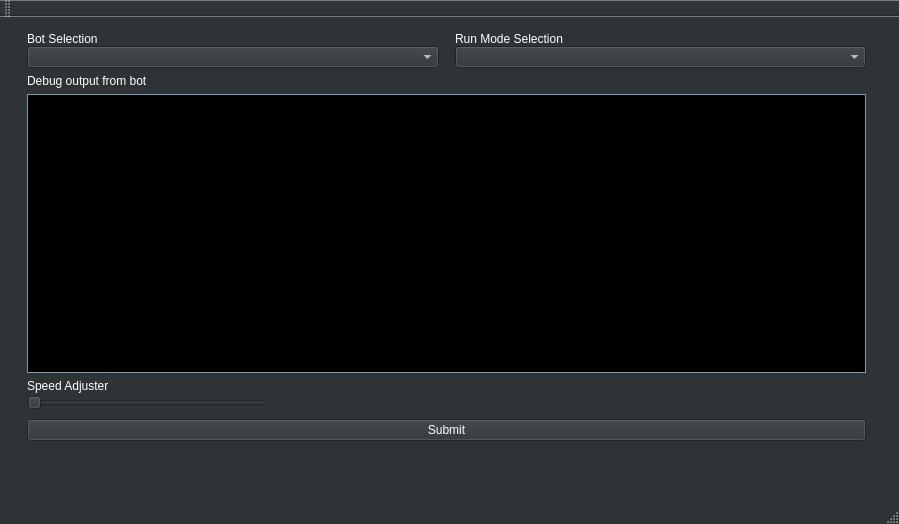
Before: the Qt Designer form modules/UserInterface/mainwindow.ui in YCP-Swarm-Robotics-Capstone-2020-2021/SRCSim, drawn with Qt 5.
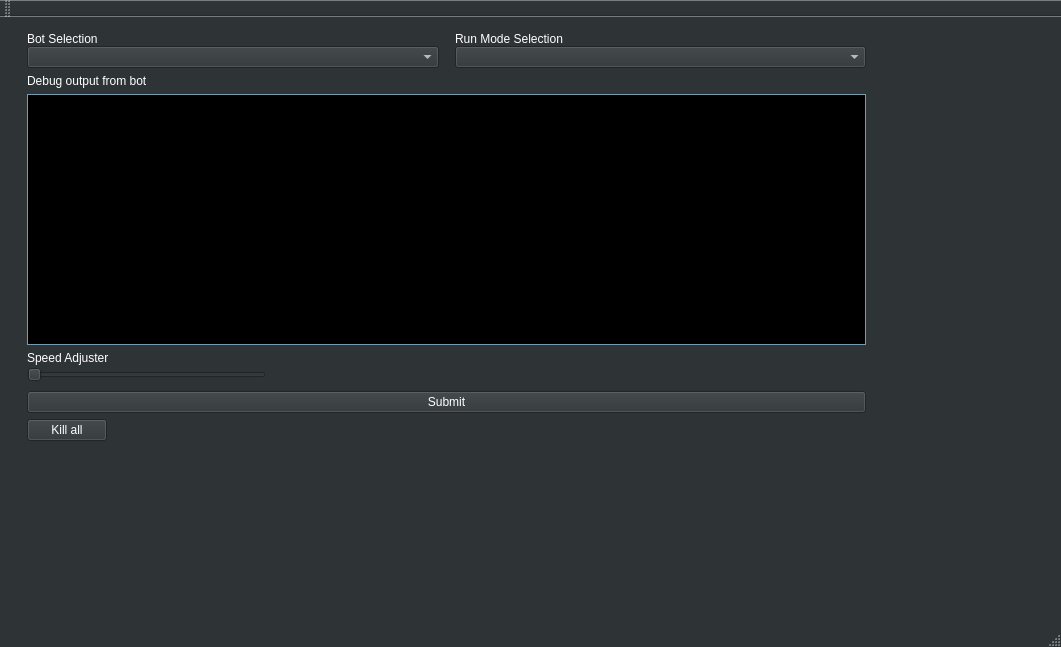
After: the same form once the commit is applied.

Commit message: SRC-1.5.1: Added kill button

The edit to the form file:
```diff
--- a/modules/UserInterface/mainwindow.ui
+++ b/modules/UserInterface/mainwindow.ui
@@ -6,8 +6,8 @@
    <rect>
     <x>0</x>
     <y>0</y>
-    <width>899</width>
-    <height>524</height>
+    <width>1061</width>
+    <height>647</height>
    </rect>
   </property>
   <property name="palette">
@@ -698,6 +698,30 @@
        </property>
       </widget>
      </item>
+     <item>
+      <layout class="QHBoxLayout" name="horizontalLayout_3">
+       <item>
+        <widget class="QPushButton" name="killButton">
+         <property name="text">
+          <string>Kill all</string>
+         </property>
+        </widget>
+       </item>
+       <item>
+        <spacer name="horizontalSpacer_2">
+         <property name="orientation">
+          <enum>Qt::Horizontal</enum>
+         </property>
+         <property name="sizeHint" stdset="0">
+          <size>
+           <width>40</width>
+           <height>20</height>
+          </size>
+         </property>
+        </spacer>
+       </item>
+      </layout>
+     </item>
     </layout>
    </widget>
   </widget>
```
Left out of the diff: 2 changed lines with no effect on the pictures. The commit also changes 2 other files.
